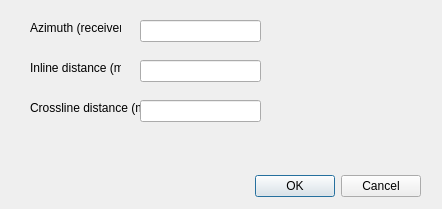
First picture: the form in plugins/active_receivers/active_receivers_dialog_base.ui, repository bvermeulen/QGIS, before the edit.
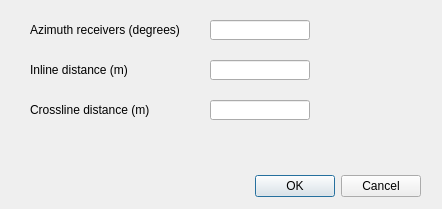
Second picture: the form after the edit.

Commit message: add validation of dialog input

Diff of the .ui file:
```diff
--- a/plugins/active_receivers/active_receivers_dialog_base.ui
+++ b/plugins/active_receivers/active_receivers_dialog_base.ui
@@ -35,21 +35,21 @@
     <rect>
      <x>30</x>
      <y>20</y>
-     <width>91</width>
-     <height>16</height>
+     <width>180</width>
+     <height>20</height>
     </rect>
    </property>
    <property name="text">
-    <string>Azimuth (receiver)</string>
+    <string>Azimuth receivers (degrees)</string>
    </property>
   </widget>
   <widget class="QLineEdit" name="lineEdit_azimuth">
    <property name="geometry">
     <rect>
-     <x>140</x>
+     <x>210</x>
      <y>20</y>
-     <width>121</width>
-     <height>22</height>
+     <width>100</width>
+     <height>20</height>
     </rect>
    </property>
   </widget>
@@ -59,8 +59,8 @@
     <rect>
      <x>30</x>
      <y>60</y>
-     <width>91</width>
-     <height>16</height>
+     <width>180</width>
+     <height>20</height>
     </rect>
    </property>
    <property name="text">
@@ -70,10 +70,10 @@
   <widget class="QLineEdit" name="lineEdit_inline">
    <property name="geometry">
     <rect>
-     <x>140</x>
+     <x>210</x>
      <y>60</y>
-     <width>121</width>
-     <height>22</height>
+     <width>100</width>
+     <height>20</height>
     </rect>
    </property>
   </widget>
@@ -83,8 +83,8 @@
     <rect>
      <x>30</x>
      <y>100</y>
-     <width>111</width>
-     <height>16</height>
+     <width>180</width>
+     <height>20</height>
     </rect>
    </property>
    <property name="text">
@@ -94,10 +94,10 @@
   <widget class="QLineEdit" name="lineEdit_crossline">
    <property name="geometry">
     <rect>
-     <x>140</x>
+     <x>210</x>
      <y>100</y>
-     <width>121</width>
-     <height>22</height>
+     <width>100</width>
+     <height>20</height>
     </rect>
    </property>
   </widget>
```
The commit also changes 5 other files.
